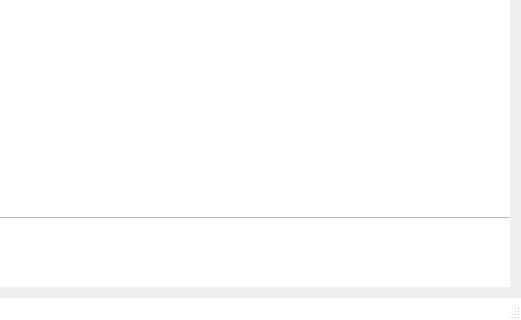
Qt form ArcApp/mainwindow.ui (Arc-Project/Arc) before a commit; both pictures show x 867 to 1388 and y 322 to 642 of the 1388 by 642 pixel window.
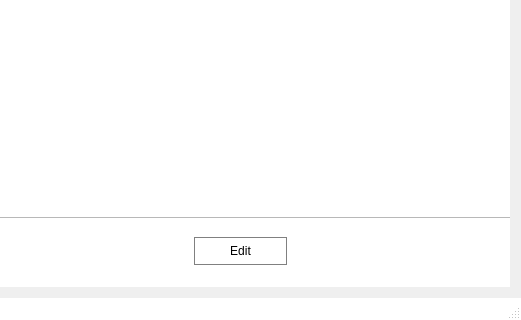
The same form after that commit. The open tabs and pages were chosen to show the change. Icons and pictures are not drawn.

Commit message: changed monthly payment, confirmation screen

Patch:
```diff
--- a/ArcApp/mainwindow.ui
+++ b/ArcApp/mainwindow.ui
@@ -2415,6 +2415,19 @@
         <column/>
         <column/>
        </widget>
+       <widget class="QPushButton" name="editButton">
+        <property name="geometry">
+         <rect>
+          <x>1050</x>
+          <y>500</y>
+          <width>93</width>
+          <height>28</height>
+         </rect>
+        </property>
+        <property name="text">
+         <string>Edit</string>
+        </property>
+       </widget>
       </widget>
       <widget class="QWidget" name="registerClient">
        <layout class="QGridLayout" name="gridLayout_10">
```
Left out of the diff: 19 changed lines with no effect on the pictures. The commit also changes 7 other files.
